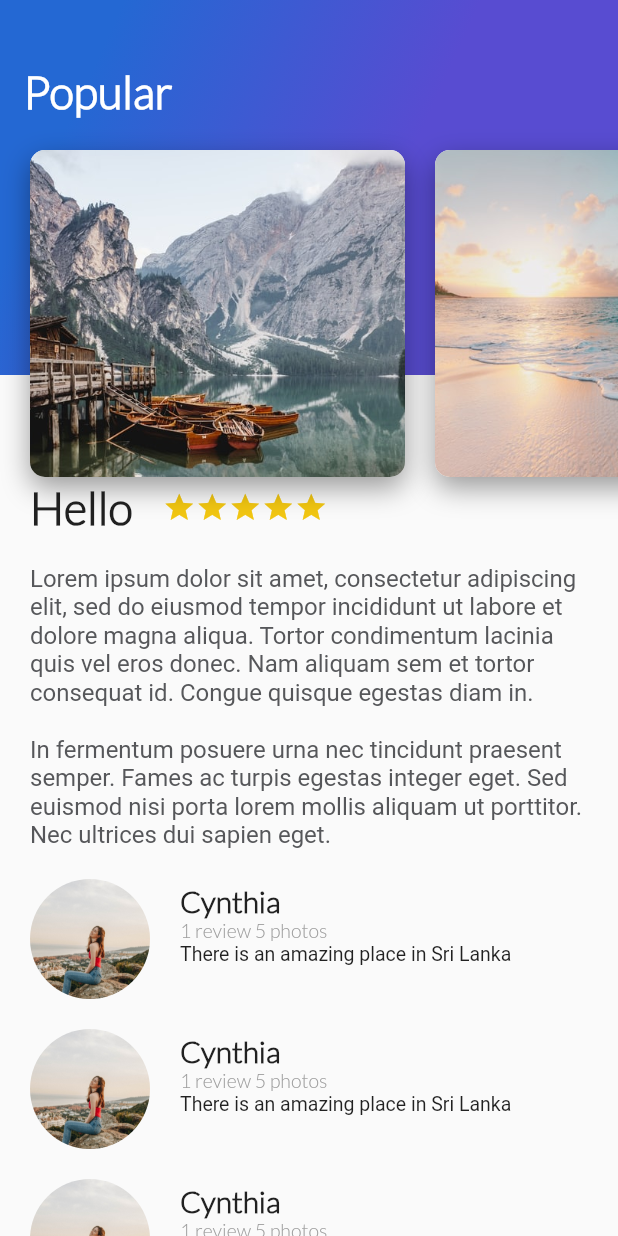
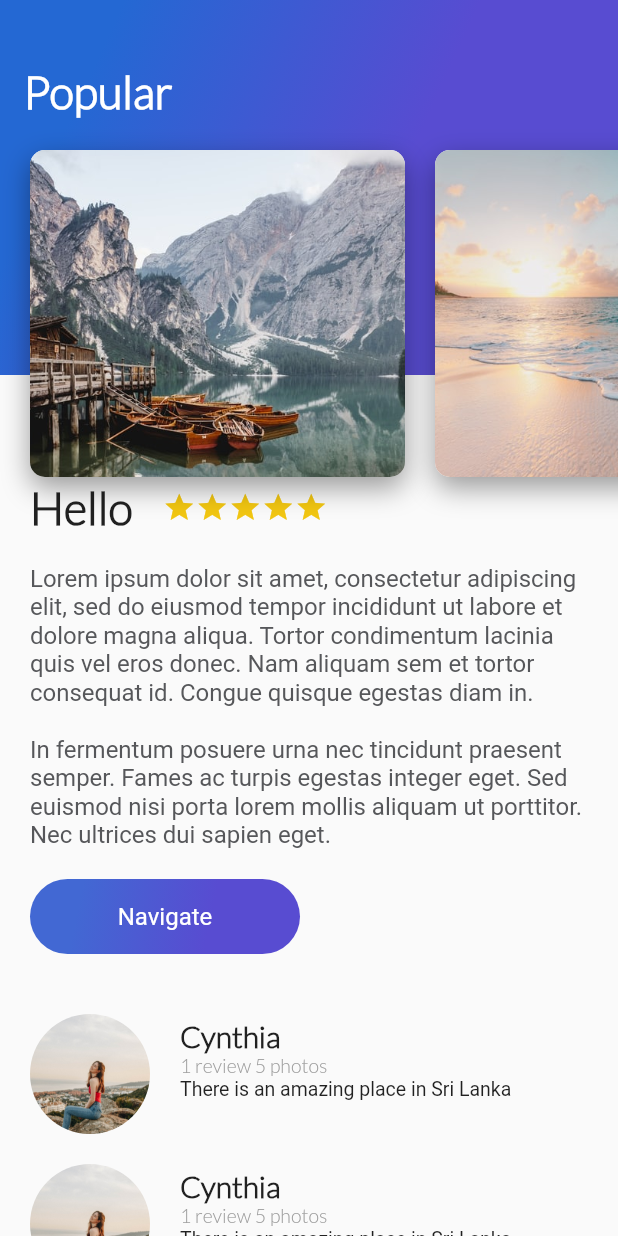
Before and after one commit to HectorMtz22/probando-flutter, a Flutter app: the screen it shows after launch, on a phone screen of 412 x 824 dp. Run offline on Flutter 3.47's test engine with Material 2 defaults, Android fonts, the phone set to English and light mode, and no system bars.

Commit message:
Made a custom button

```diff
--- /dev/null
+++ b/lib/button.dart
@@ -0,0 +1,42 @@
+import 'package:flutter/material.dart';
+
+class CircleButton extends StatelessWidget {
+  final String text;
+  const CircleButton({required this.text, Key? key}) : super(key: key);
+
+  @override
+  Widget build(BuildContext context) {
+    return InkWell(
+      onTap: (() => ScaffoldMessenger.of(context).showSnackBar(
+            const SnackBar(content: Text('Navigating...')),
+          )),
+      child: Container(
+        margin: const EdgeInsets.all(20),
+        height: 50,
+        width: 180,
+        decoration: BoxDecoration(
+          borderRadius: BorderRadius.circular(30),
+          gradient: const LinearGradient(
+            colors: [
+              Color(0xFF4268d3),
+              Color(0xff584cd1),
+            ],
+            begin: FractionalOffset(0.2, 0.0),
+            end: FractionalOffset(1.0, 0.6),
+            stops: [0.0, 0.6],
+            tileMode: TileMode.clamp,
+          ),
+        ),
+        child: Center(
+            child: Text(
+          text,
+          style: const TextStyle(
+            fontSize: 16,
+            fontWeight: FontWeight.w400,
+            color: Colors.white,
+          ),
+        )),
+      ),
+    );
+  }
+}
--- a/lib/description_place.dart
+++ b/lib/description_place.dart
@@ -1,4 +1,5 @@
 import 'package:flutter/material.dart';
+import 'button.dart';
 import 'star.dart';
 
 class DescriptionPlace extends StatelessWidget {
@@ -50,9 +51,11 @@ class DescriptionPlace extends StatelessWidget {
     final render = Container(
         margin: const EdgeInsets.only(top: 310),
         child: Column(
+          crossAxisAlignment: CrossAxisAlignment.start,
           children: <Widget>[
             titleStars,
             description,
+            const CircleButton(text: 'Navigate'),
           ],
         ));
 
```
